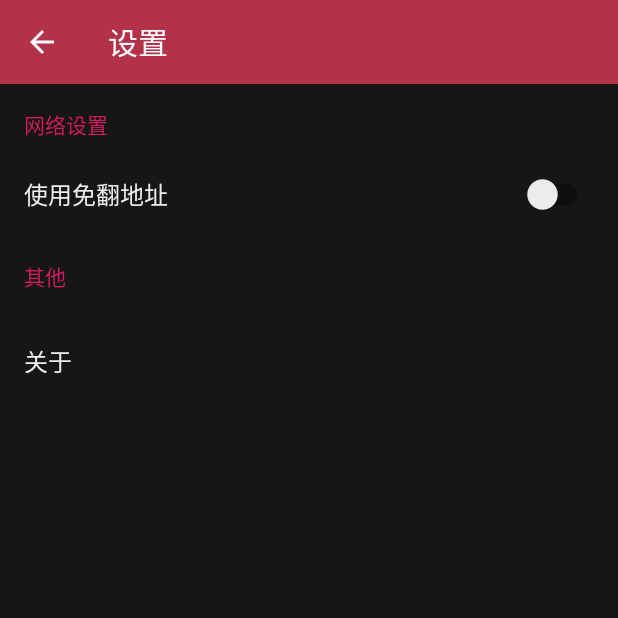
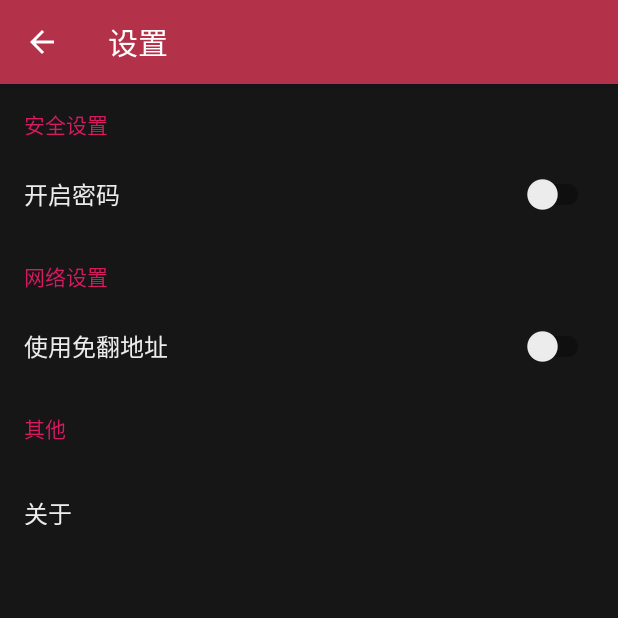
Before and after one commit to senventise/CLReader, an Android app: the SettingsActivity screen opened directly, with no data from a screen before it, on a phone screen of 412 x 824 dp, the top half of it. Run offline under Robolectric (Android 15) with nearby library versions, the phone set to English and light mode, and no system bars.

Commit message:
feat: 密码锁

```diff
--- a/app/build.gradle
+++ b/app/build.gradle
@@ -34,5 +34,6 @@ dependencies {
     implementation 'com.google.code.gson:gson:2.8.5'
     implementation 'com.drakeet.about:about:2.3.1'
     implementation 'com.drakeet.multitype:multitype:4.0.0'
+    implementation 'com.hanks:passcodeview:0.1.2'
 	implementation 'com.wuyr:rippleanimation:1.0.0'
 }
--- a/app/src/main/java/com/senventise/clreader/AboutActivity.java
+++ b/app/src/main/java/com/senventise/clreader/AboutActivity.java
@@ -63,6 +63,8 @@ public class AboutActivity extends AbsAboutActivity {
                 "https://source.android.com/"));
         items.add(new License("RippleAnimation","wuyr",License.APACHE_2,
 		        "https://github.com/wuyr/RippleAnimation"));
+        items.add(new License("PasscodeView","hanks-zyh" ,License.APACHE_2,
+                "https://github.com/hanks-zyh/PasscodeView"));
     }
 
     @Override
--- a/app/src/main/java/com/senventise/clreader/MyApplication.java
+++ b/app/src/main/java/com/senventise/clreader/MyApplication.java
@@ -16,6 +16,9 @@ public class MyApplication extends Application {
     }
 
     public static String getRootUrl() {
+        if (rootUrl == null){
+            System.exit(0);
+        }
         return rootUrl;
     }
 
--- a/app/src/main/res/layout/settings_activity.xml
+++ b/app/src/main/res/layout/settings_activity.xml
@@ -1,20 +1,50 @@
 <androidx.constraintlayout.widget.ConstraintLayout xmlns:android="http://schemas.android.com/apk/res/android"
     xmlns:app="http://schemas.android.com/apk/res-auto"
-    xmlns:tools="http://schemas.android.com/tools"
     android:layout_width="match_parent"
     android:layout_height="match_parent"
     android:background="?attr/mainBackground">
 
     <TextView
+        android:id="@+id/textView1"
+        android:layout_width="wrap_content"
+        android:layout_height="wrap_content"
+        android:layout_marginTop="16dp"
+        android:text="@string/security_settings"
+        android:textColor="@color/colorAccent"
+        android:textSize="14sp"
+        app:layout_constraintStart_toStartOf="@+id/textView2"
+        app:layout_constraintTop_toTopOf="parent" />
+
+    <TextView
+        android:id="@+id/textViewPass"
+        android:layout_width="wrap_content"
+        android:layout_height="wrap_content"
+        android:layout_marginTop="24dp"
+        android:text="@string/enable_pass"
+        android:textColor="?attr/textColor"
+        android:textSize="16sp"
+        app:layout_constraintStart_toStartOf="@+id/textView1"
+        app:layout_constraintTop_toBottomOf="@+id/textView1" />
+
+    <androidx.appcompat.widget.SwitchCompat
+        android:id="@+id/switch_pass"
+        android:layout_width="wrap_content"
+        android:layout_height="wrap_content"
+        android:layout_marginEnd="16dp"
+        app:layout_constraintBottom_toBottomOf="@+id/textViewPass"
+        app:layout_constraintEnd_toEndOf="parent"
+        app:layout_constraintTop_toTopOf="@+id/textViewPass" />
+
+    <TextView
         android:id="@+id/textView2"
         android:layout_width="wrap_content"
         android:layout_height="wrap_content"
-        android:layout_marginTop="16dp"
-        android:text="网络设置"
+        android:layout_marginTop="32dp"
+        android:text="@string/network_settings"
         android:textColor="@color/colorAccent"
         android:textSize="14sp"
         app:layout_constraintStart_toStartOf="@+id/textView3"
-        app:layout_constraintTop_toTopOf="parent" />
+        app:layout_constraintTop_toBottomOf="@+id/textViewPass" />
 
     <TextView
         android:id="@+id/textView3"
@@ -22,7 +52,7 @@
         android:layout_height="wrap_content"
         android:layout_marginStart="16dp"
         android:layout_marginTop="24dp"
-        android:text="使用免翻地址"
+        android:text="@string/bypass_gfw"
         android:textColor="?attr/textColor"
         android:textSize="16sp"
         app:layout_constraintStart_toStartOf="parent"
@@ -42,7 +72,7 @@
         android:layout_width="wrap_content"
         android:layout_height="wrap_content"
         android:layout_marginTop="32dp"
-        android:text="其他"
+        android:text="@string/others"
         android:textColor="@color/colorAccent"
         android:textSize="14sp"
         app:layout_constraintStart_toStartOf="@+id/textView3"
@@ -60,7 +90,7 @@
         android:focusable="true"
         android:onClick="onAboutClick"
         android:background="@drawable/setting_item_touch_background"
-        android:text="关于"
+        android:text="@string/about"
         android:textColor="?attr/textColor"
         android:textSize="16sp"
         app:layout_constraintStart_toStartOf="@+id/textView4"
--- a/app/src/main/res/values/strings.xml
+++ b/app/src/main/res/values/strings.xml
@@ -8,5 +8,13 @@
     <string name="nightMode">夜间模式</string>
     <string name="favorite">收藏夹</string>
     <string name="history">历史记录</string>
+    <string name="dot">•</string>
+    <string name="about">关于</string>
+    <string name="others">其他</string>
+    <string name="bypass_gfw">使用免翻地址</string>
+    <string name="network_settings">网络设置</string>
+    <string name="enable_pass">开启密码</string>
+    <string name="security_settings">安全设置</string>
+    <string name="set_pass">设置密码</string>
 
 </resources>
```
Also changed, not shown: app/src/main/AndroidManifest.xml (+11 -10 lines), app/src/main/java/com/senventise/clreader/GuardActivity.java (added, +49 -0 lines), app/src/main/java/com/senventise/clreader/SettingsActivity.java (+49 -2 lines), app/src/main/res/layout/activity_guard.xml (added, +26 -0 lines).
